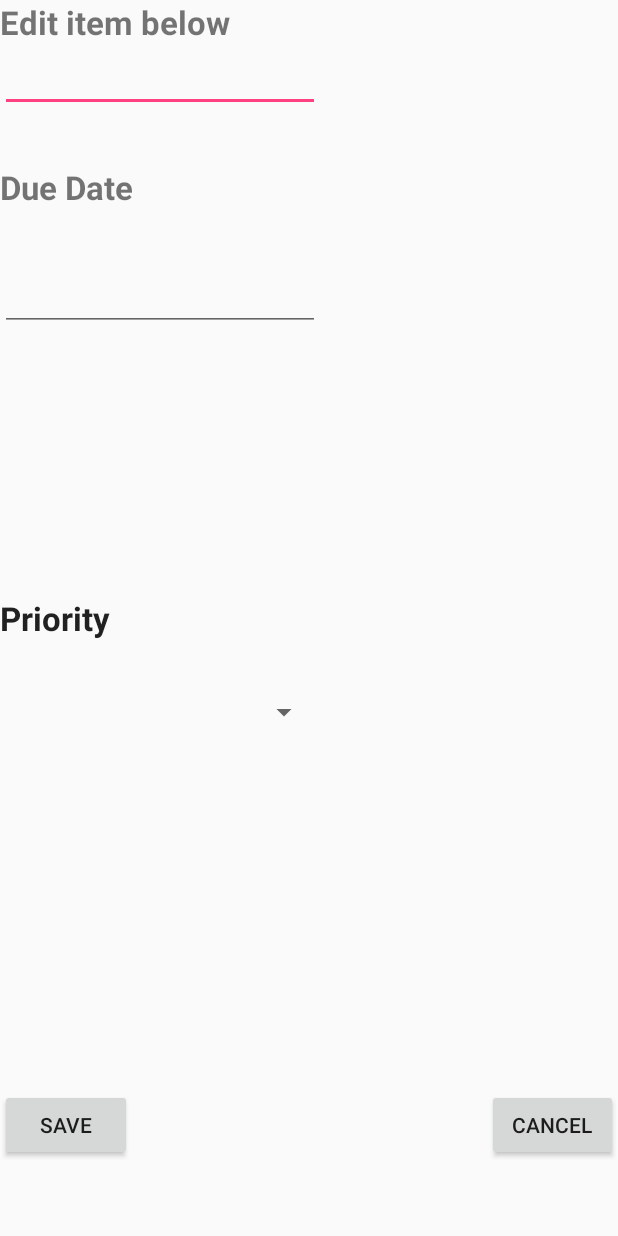
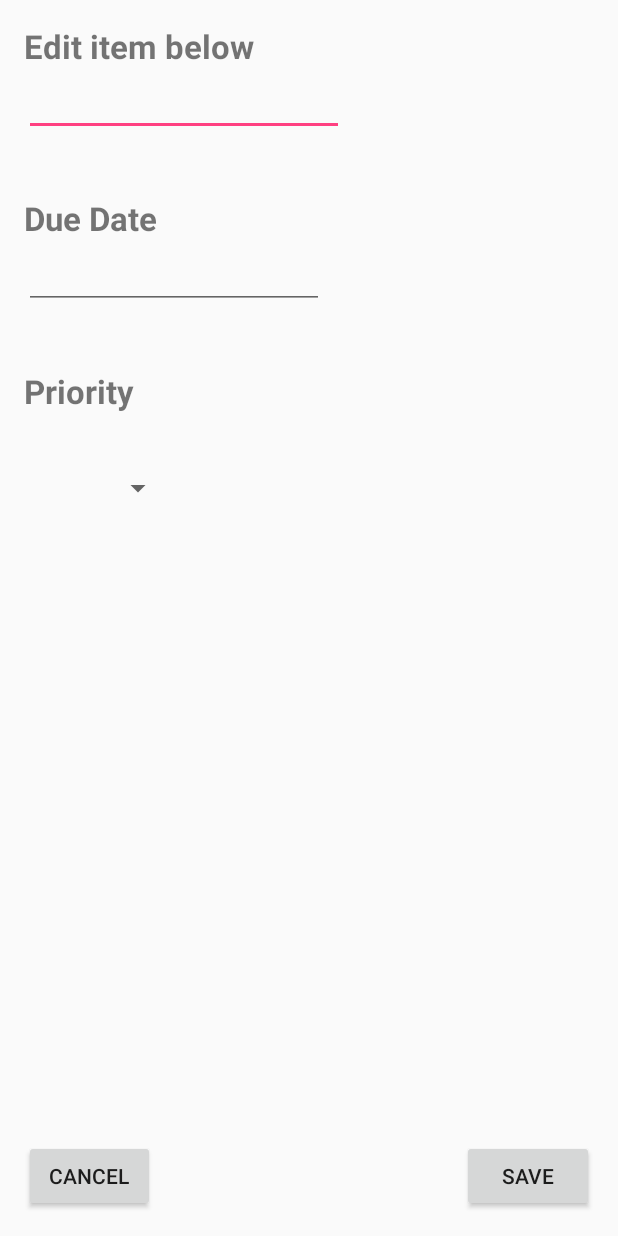
Before and after one commit to shrikant0013/android-todo, an Android app: the layout fragment_edit_item.xml on its own in the app's theme, with its tools: preview values and no code run, on a phone screen of 412 x 824 dp. Run offline under Robolectric (Android 15) with nearby library versions, the phone set to English and light mode, and no system bars.

Commit message:
layout modification, added priority colors

```diff
--- a/app/src/main/java/com/shrikant/todoapp/EditItemFragment.java
+++ b/app/src/main/java/com/shrikant/todoapp/EditItemFragment.java
@@ -8,7 +8,6 @@ import android.util.Log;
 import android.view.LayoutInflater;
 import android.view.View;
 import android.view.ViewGroup;
-import android.view.WindowManager;
 import android.widget.AdapterView;
 import android.widget.ArrayAdapter;
 import android.widget.Button;
@@ -151,17 +150,18 @@ public class EditItemFragment extends DialogFragment implements AdapterView.OnIt
         });
     }
 
-    @Override
-    public void onResume() {
-        // Get existing layout params for the window
-        ViewGroup.LayoutParams params = getDialog().getWindow().getAttributes();
-        // Assign window properties to fill the parent
-        params.width = WindowManager.LayoutParams.MATCH_PARENT;
-        params.height = WindowManager.LayoutParams.MATCH_PARENT;
-        getDialog().getWindow().setAttributes((android.view.WindowManager.LayoutParams) params);
-        // Call super onResume after sizing
-        super.onResume();
-    }
+//    //This is for full screen edit dialog box
+//    @Override
+//    public void onResume() {
+//        // Get existing layout params for the window
+//        ViewGroup.LayoutParams params = getDialog().getWindow().getAttributes();
+//        // Assign window properties to fill the parent
+//        params.width = WindowManager.LayoutParams.MATCH_PARENT;
+//        params.height = WindowManager.LayoutParams.MATCH_PARENT;
+//        getDialog().getWindow().setAttributes((android.view.WindowManager.LayoutParams) params);
+//        // Call super onResume after sizing
+//        super.onResume();
+//    }
 
     public void fromDate(String inputText) {
         etDueDateFrag.setText(inputText);
--- a/app/src/main/java/com/shrikant/todoapp/ItemsAdapter.java
+++ b/app/src/main/java/com/shrikant/todoapp/ItemsAdapter.java
@@ -11,6 +11,8 @@ import android.widget.TextView;
 import java.text.DateFormat;
 import java.text.SimpleDateFormat;
 import java.util.ArrayList;
+import java.util.HashMap;
+import java.util.Map;
 
 /**
  * Created by Shrikant Pandhare on 1/16/16.
@@ -18,6 +20,13 @@ import java.util.ArrayList;
 public class ItemsAdapter extends ArrayAdapter<Item> {
     public ItemsAdapter(Context context, ArrayList<Item> items) {
         super(context, 0, items);
+    }
+
+    Map<String, Integer> priorityColorLookUp = new HashMap<>();
+    {
+        priorityColorLookUp.put("High", 0xFFFF0000);
+        priorityColorLookUp.put("Medium", 0xFF0000FF);
+        priorityColorLookUp.put("Low", 0xFF888888);
     }
 
     @Override
@@ -42,10 +51,12 @@ public class ItemsAdapter extends ArrayAdapter<Item> {
             tvDueDate.setText(strDueDate);
         } else {
             tvDueDate.setText("");
-            tvDueDate.setHint("Don't forget to set due date");
+            tvDueDate.setHint("set due date");
         }
 
         tvPriority.setText(item.priority);
+        if (priorityColorLookUp.containsKey(item.priority))
+            tvPriority.setTextColor(priorityColorLookUp.get(item.priority));
 
         Log.i("adapter", tvDueDate.getText().toString());
 
--- a/app/src/main/res/layout/fragment_edit_item.xml
+++ b/app/src/main/res/layout/fragment_edit_item.xml
@@ -3,6 +3,10 @@
     android:orientation="vertical"
     android:layout_width="match_parent"
     android:layout_height="match_parent"
+    android:paddingBottom="16dp"
+    android:paddingLeft="16dp"
+    android:paddingRight="16dp"
+    android:paddingTop="16dp"
     android:weightSum="1">
 
     <TextView
@@ -22,14 +26,47 @@
         android:layout_below="@+id/textViewf"
         android:layout_alignParentStart="true" />
 
-    <Button
+    <TextView
         android:layout_width="wrap_content"
         android:layout_height="wrap_content"
-        android:text="@string/btn_save_item_label"
-        android:id="@+id/btnSaveEditf"
-        android:layout_marginBottom="50dp"
-        android:layout_alignParentBottom="true"
-        android:layout_alignParentStart="true" />
+        android:text="@string/tvduedatefrag"
+        android:id="@+id/tvDueDateFrag"
+        android:layout_below="@+id/etEditItemf"
+        android:layout_alignParentStart="true"
+        android:layout_marginTop="40dp"
+        android:layout_alignEnd="@+id/textViewf"
+        android:textStyle="bold"
+        android:textSize="@dimen/abc_text_size_large_material" />
+
+    <EditText
+        android:layout_width="200dp"
+        android:layout_height="wrap_content"
+        android:id="@+id/etDueDateFrag"
+        android:onClick="showDatePickerDialog"
+        android:layout_alignTop="@+id/tvDueDateFrag"
+        android:layout_below="@+id/tvDueDateFrag"
+        android:layout_marginTop="30dp"/>
+
+    <TextView
+        android:layout_width="wrap_content"
+        android:layout_height="wrap_content"
+        android:text="@string/tvpriorityfrag"
+        android:id="@+id/tvPriorityFrag"
+        android:textStyle="bold"
+        android:textSize="@dimen/abc_text_size_large_material"
+        android:layout_below="@+id/etDueDateFrag"
+        android:layout_alignParentStart="true"
+        android:layout_marginTop="40dp" />
+
+    <Spinner
+        android:layout_width="100dp"
+        android:layout_height="40dp"
+        android:id="@+id/spinPriorityFrag"
+        android:spinnerMode="dropdown"
+        android:layout_toEndOf="@+id/tvPriorityFrag"
+        android:layout_marginTop="30dp"
+        android:layout_below="@+id/tvPriorityFrag"
+        android:layout_alignParentStart="true"/>
 
     <Button
         style="?android:attr/buttonStyleSmall"
@@ -37,49 +74,16 @@
         android:layout_height="wrap_content"
         android:text="@string/dgfragcancel"
         android:id="@+id/btnCancelEditf"
-        android:layout_alignTop="@+id/btnSaveEditf"
+        android:layout_alignBaseline="@+id/btnSaveEditf"
+        android:layout_alignBottom="@+id/btnSaveEditf"
+        android:layout_alignParentStart="true" />
+
+    <Button
+        android:layout_width="wrap_content"
+        android:layout_height="wrap_content"
+        android:text="@string/btn_save_item_label"
+        android:id="@+id/btnSaveEditf"
+        android:layout_alignParentBottom="true"
         android:layout_alignParentEnd="true" />
 
-    <TextView
-        android:layout_width="wrap_content"
-        android:layout_height="wrap_content"
-        android:text="@string/tvduedatefrag"
-        android:id="@+id/tvDueDateFrag"
-        android:layout_below="@+id/etEditItemf"
-        android:layout_alignParentStart="true"
-        android:layout_marginTop="35dp"
-        android:layout_alignEnd="@+id/textViewf"
-        android:textStyle="bold"
-        android:textSize="@dimen/abc_text_size_large_material" />
-
-    <EditText
-        android:layout_width="wrap_content"
-        android:layout_height="wrap_content"
-        android:id="@+id/etDueDateFrag"
-        android:layout_marginTop="36dp"
-        android:onClick="showDatePickerDialog"
-        android:layout_below="@+id/tvDueDateFrag"
-        android:layout_alignParentStart="true"
-        android:layout_alignEnd="@+id/etEditItemf" />
-
-    <TextView
-        android:layout_width="wrap_content"
-        android:layout_height="wrap_content"
-        android:textAppearance="?android:attr/textAppearanceLarge"
-        android:text="@string/tvpriorityfrag"
-        android:id="@+id/tvPriorityFrag"
-        android:textStyle="bold"
-        android:textSize="@dimen/abc_text_size_large_material"
-        android:layout_centerVertical="true"
-        android:layout_alignParentStart="true" />
-
-    <Spinner
-        android:layout_width="wrap_content"
-        android:layout_height="wrap_content"
-        android:id="@+id/spinPriorityFrag"
-        android:layout_below="@+id/tvPriorityFrag"
-        android:layout_marginTop="36dp"
-        android:layout_alignEnd="@+id/etDueDateFrag"
-        android:spinnerMode="dropdown" />
-
 </RelativeLayout>
```
